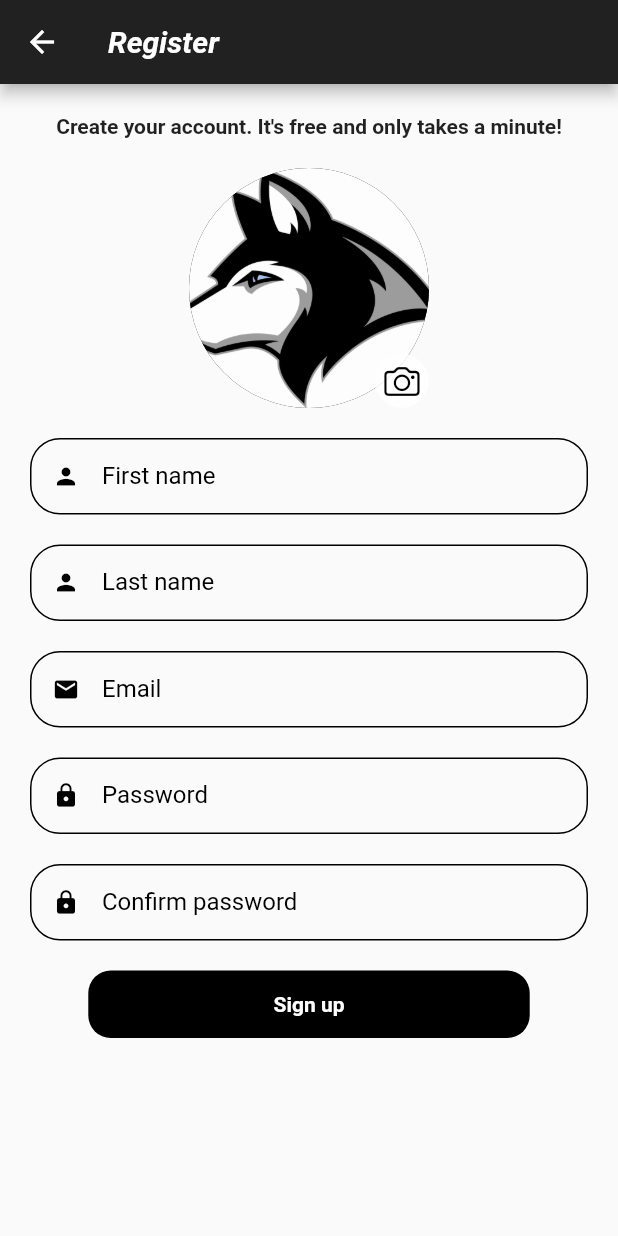
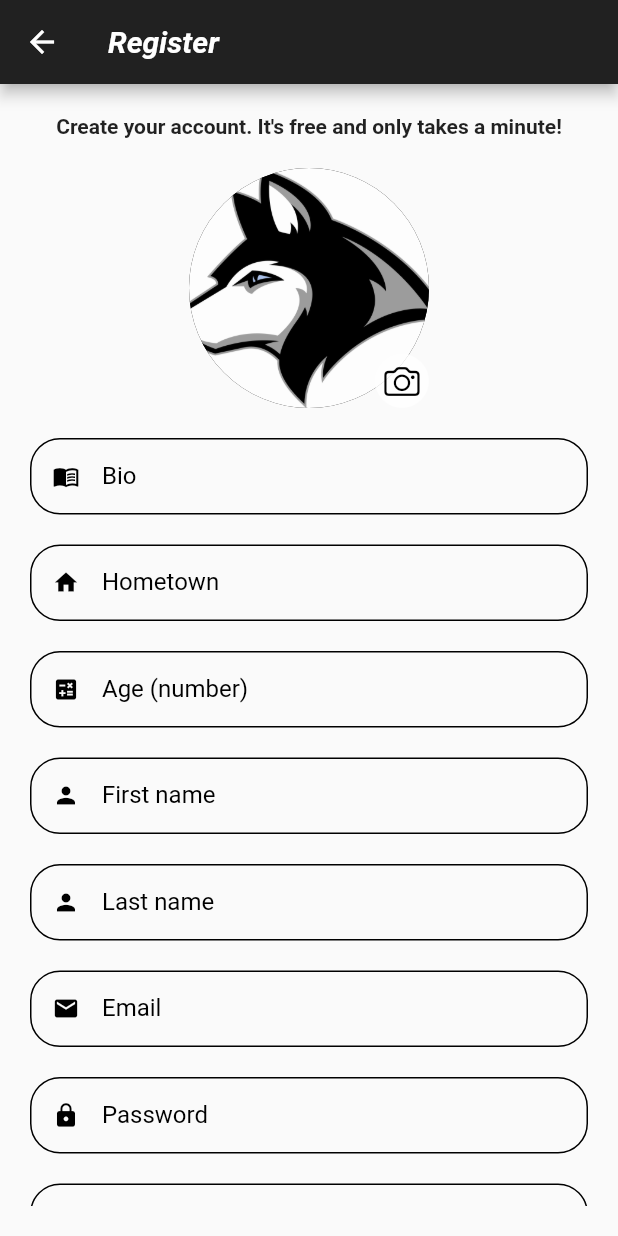
Before and after one commit to StefonGlover/husky_fans, a Flutter app: the RegisterView screen opened directly, on a phone screen of 412 x 824 dp. Run offline on Flutter 3.47's test engine with Material 2 defaults, Android fonts, the phone set to English and light mode, and no system bars; our stand-ins replace cloud_firestore, firebase_auth, firebase_core, firebase_storage, google_sign_in, image_picker and 1 more; missing offline and left inert: dart:html; accounts and stored records are empty; network calls fail.

Commit message:
Added hometown, bio, etc to user properties and updated the account page

```diff
--- a/lib/Helpers/auth.dart
+++ b/lib/Helpers/auth.dart
@@ -42,8 +42,16 @@ Future<bool> signInAnonymously() async {
 /// This method allows the user to create a new account
 /// @params email, password, firstName, lastname, and time registered
 /// returns bool of the execution state
-Future<bool> register(String email, String password, String firstName,
-    String lastName, String profilePic, Timestamp timeRegistered) async {
+Future<bool> register(
+    String bio,
+    String hometown,
+    String age,
+    String email,
+    String password,
+    String firstName,
+    String lastName,
+    String profilePic,
+    Timestamp timeRegistered) async {
   try {
     await FirebaseAuth.instance
         .createUserWithEmailAndPassword(email: email, password: password);
@@ -57,6 +65,9 @@ Future<bool> register(String email, String password, String firstName,
     users
         .doc(uid)
         .set({
+          'bio': bio,
+          'hometown': hometown,
+          'age': age,
           'firstName': firstName,
           'lastName': lastName,
           'profilePic': profilePic,
--- a/lib/Helpers/validation_methods.dart
+++ b/lib/Helpers/validation_methods.dart
@@ -1,3 +1,5 @@
+import 'package:intl/intl.dart';
+
 /// Check if a String is a valid email.
 /// Return true if it is valid.
 bool isEmail(String string) {
--- a/lib/Widgets/register_forms_widget.dart
+++ b/lib/Widgets/register_forms_widget.dart
@@ -30,7 +30,14 @@ class _RegisterFormsState extends State<RegisterForms> {
   TextEditingController _confirmPasswordField = TextEditingController();
   TextEditingController _firstNameField = TextEditingController();
   TextEditingController _lastNameField = TextEditingController();
+  TextEditingController _bioField = TextEditingController();
+  TextEditingController _hometownField = TextEditingController();
+  TextEditingController _ageField = TextEditingController();
 
+  /// The variable and method below allows the user to pick an image
+  /// from their gallery
+  /// @params none
+  /// returns void
   File? _image;
 
   Future<void> pickImage() async {
@@ -50,6 +57,12 @@ class _RegisterFormsState extends State<RegisterForms> {
     }
   }
 
+  /// This method obtains the url of the profile pic
+  /// @params none
+  /// returns String url
+  /// This method obtains the url of the profile pic
+  /// @params none
+  /// returns String url
   Future<String> uploadProfileImage() async {
     try {
       TaskSnapshot taskSnapshot = await FirebaseStorage.instance
@@ -58,11 +71,12 @@ class _RegisterFormsState extends State<RegisterForms> {
           .child(FirebaseAuth.instance.currentUser!.uid)
           .putFile(_image!);
 
-      return taskSnapshot.ref.getDownloadURL();
+      return await taskSnapshot.ref.getDownloadURL();
     } catch (e) {
       print('Failed upload image: $e');
 
-      return "";
+      //Default image
+      return "https://firebasestorage.googleapis.com/v0/b/fan-page-app-585d5.appspot.com/o/profilePics%2Fhusky_head.jpeg?alt=media&token=dd57f98a-2817-4107-9280-a51fa171d267";
     }
   }
 
@@ -104,6 +118,87 @@ class _RegisterFormsState extends State<RegisterForms> {
                     ),
                   ]),
                 ),
+              ),
+              SizedBox(height: 20),
+              TextFormField(
+                validator: (value) {
+                  if (value == null || value.isEmpty) {
+                    return 'Please enter a short bio';
+                  }
+                },
+                autocorrect: false,
+                controller: _bioField,
+                style: TextStyle(color: Colors.black),
+                decoration: InputDecoration(
+                    labelText: 'Bio',
+                    labelStyle: TextStyle(color: Colors.black),
+                    isDense: true,
+                    hintStyle: TextStyle(
+                      color: Colors.black,
+                    ),
+                    prefixIcon: Icon(
+                      Icons.menu_book_outlined,
+                      color: Colors.black,
+                    ),
+                    enabledBorder: OutlineInputBorder(
+                        borderSide: BorderSide(
+                          color: Colors.black,
+                        ),
+                        borderRadius: BorderRadius.circular(20))),
+              ),
+              SizedBox(height: 20),
+              TextFormField(
+                validator: (value) {
+                  if (value == null || value.isEmpty) {
+                    return 'Please enter your hometown';
+                  }
+                },
+                autocorrect: false,
+                controller: _hometownField,
+                style: TextStyle(color: Colors.black),
+                decoration: InputDecoration(
+                    labelText: 'Hometown',
+                    labelStyle: TextStyle(color: Colors.black),
+                    isDense: true,
+                    hintStyle: TextStyle(
+                      color: Colors.black,
+                    ),
+                    prefixIcon: Icon(
+                      Icons.home,
+                      color: Colors.black,
+                    ),
+                    enabledBorder: OutlineInputBorder(
+                        borderSide: BorderSide(
+                          color: Colors.black,
+                        ),
+                        borderRadius: BorderRadius.circular(20))),
+              ),
+              SizedBox(height: 20),
+              TextFormField(
+                validator: (value) {
+                  if (value == null || value.isEmpty) {
+                    return 'Must be 18 or older to register';
+                  }
+                },
+                autocorrect: false,
+                controller: _ageField,
+                style: TextStyle(color: Colors.black),
+                decoration: InputDecoration(
+                    labelText: 'Age (number)',
+                    labelStyle: TextStyle(color: Colors.black),
+                    isDense: true,
+                    hintStyle: TextStyle(
+                      color: Colors.black,
+                    ),
+                    prefixIcon: Icon(
+                      Icons.calculate,
+                      color: Colors.black,
+                    ),
+                    enabledBorder: OutlineInputBorder(
+                        borderSide: BorderSide(
+                          color: Colors.black,
+                        ),
+                        borderRadius: BorderRadius.circular(20))),
               ),
               SizedBox(height: 20),
               TextFormField(
@@ -262,11 +357,14 @@ class _RegisterFormsState extends State<RegisterForms> {
                             String profilePic;
 
                             bool isUserValidated = await register(
+                                _bioField.text,
+                                _hometownField.text,
+                                _ageField.text,
                                 _emailField.text,
                                 _passwordField.text,
                                 _firstNameField.text,
                                 _lastNameField.text,
-                                profilePic = await uploadProfileImage(),
+                                profilePic = (await uploadProfileImage()),
                                 timeRegistered =
                                     Timestamp.fromDate(DateTime.now()));
 
--- a/lib/main.dart
+++ b/lib/main.dart
@@ -1,3 +1,4 @@
+import 'package:firebase_storage/firebase_storage.dart';
 import 'package:flutter/material.dart';
 import 'package:firebase_auth/firebase_auth.dart';
 import 'package:firebase_core/firebase_core.dart';
--- a/pubspec.yaml
+++ b/pubspec.yaml
@@ -41,6 +41,7 @@ dependencies:
   image_picker: ^0.8.4+2
   path_provider: ^2.0.5
   path: ^1.8.0
+  intl: ^0.17.0
 
 
 dev_dependencies:
```
Also changed, not shown: lib/Helpers/cloud_storage_service.dart (+15 -0 lines), lib/Views/account_page_view.dart (+43 -34 lines), pubspec.lock.
